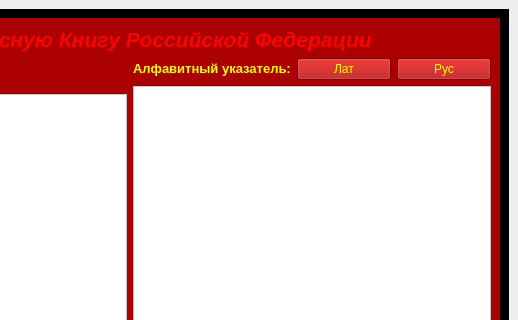
Old version of the form redbook.ui in the repository dpq/gaia; both pictures show x 504 to 1022 and y 0 to 320 of the 1022 by 704 pixel window.
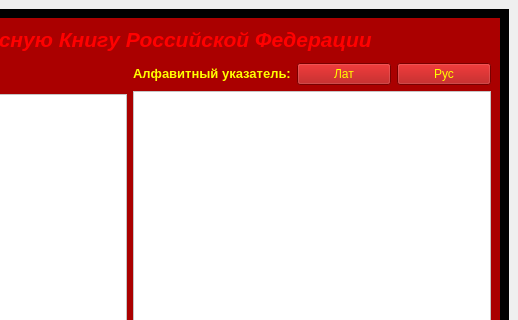
New version of the form. The open tabs and pages were chosen to show the change. Icons and pictures are not drawn. Custom widgets are drawn as their Qt base class.

Diff of the .ui file:
```diff
--- a/redbook.ui
+++ b/redbook.ui
@@ -16,9 +16,9 @@
    <property name="geometry" >
     <rect>
      <x>0</x>
-     <y>30</y>
+     <y>19</y>
      <width>1022</width>
-     <height>674</height>
+     <height>685</height>
     </rect>
    </property>
    <layout class="QGridLayout" >
@@ -285,7 +285,7 @@
          <x>0</x>
          <y>0</y>
          <width>1004</width>
-         <height>656</height>
+         <height>667</height>
         </rect>
        </property>
        <layout class="QVBoxLayout" >
@@ -527,6 +527,12 @@
               <layout class="QVBoxLayout" >
                <item>
                 <layout class="QHBoxLayout" >
+                 <property name="topMargin" >
+                  <number>5</number>
+                 </property>
+                 <property name="bottomMargin" >
+                  <number>0</number>
+                 </property>
                  <item>
                   <widget class="QLabel" name="alphaLabel" >
                    <property name="text" >
@@ -566,6 +572,9 @@
                   <string notr="true" >background-color: rgb(255, 255, 255);
 selection-background-color: rgb(255, 0, 0);</string>
                  </property>
+                 <property name="horizontalScrollBarPolicy" >
+                  <enum>Qt::ScrollBarAlwaysOff</enum>
+                 </property>
                 </widget>
                </item>
               </layout>
```
Left out of the diff: 32 changed lines with no effect on the pictures.
